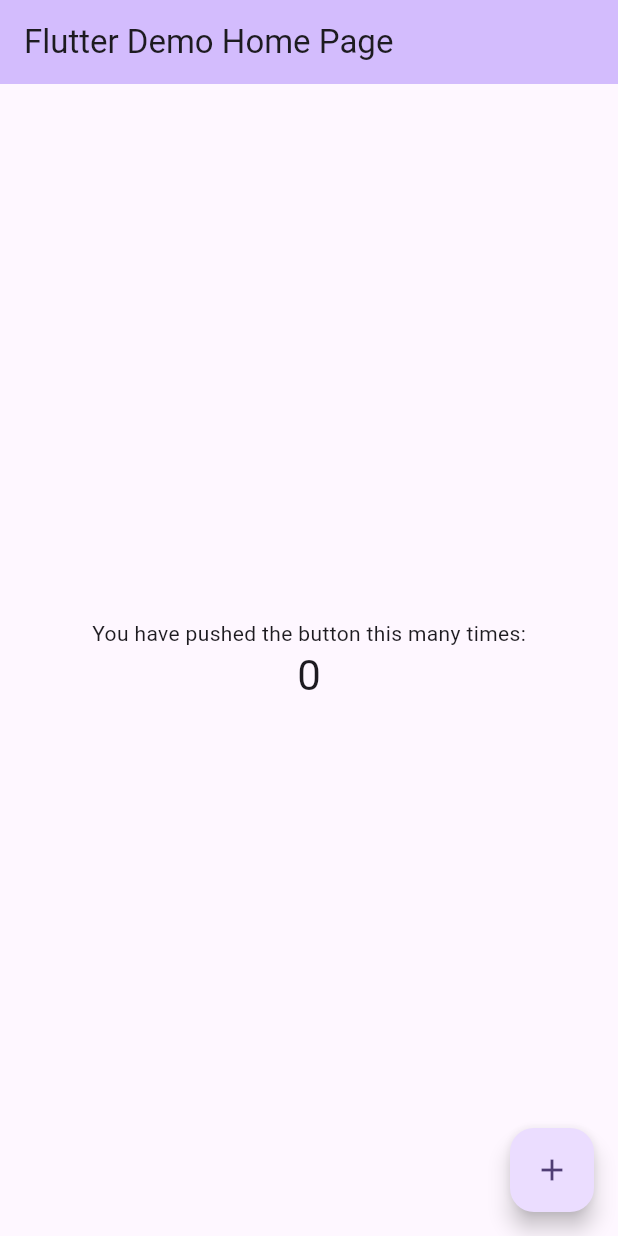
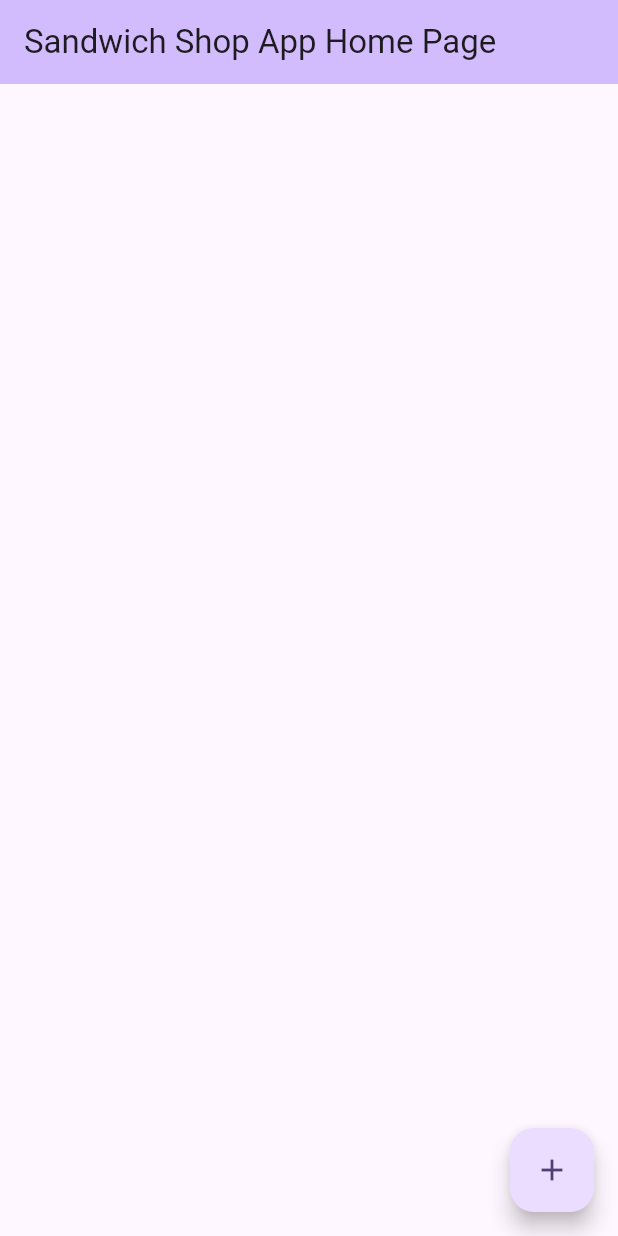
Before and after one commit to Oskar-Wieczorek-2005/first_app, a Flutter app: the screen it shows after launch, on a phone screen of 412 x 824 dp. Run offline on Flutter 3.47's test engine with Material 3 defaults, Android fonts, the phone set to English and light mode, and no system bars.

Commit message:
Started making this into a Sandwich shop

```diff
--- a/lib/main.dart
+++ b/lib/main.dart
@@ -11,7 +11,7 @@ class MyApp extends StatelessWidget {
   @override
   Widget build(BuildContext context) {
     return MaterialApp(
-      title: 'Flutter Demo',
+      title: 'Sandwich Shop App',
       theme: ThemeData(
         // This is the theme of your application.
         //
@@ -30,7 +30,7 @@ class MyApp extends StatelessWidget {
         // tested with just a hot reload.
         colorScheme: ColorScheme.fromSeed(seedColor: Colors.deepPurple),
       ),
-      home: const MyHomePage(title: 'Flutter Demo Home Page'),
+      home: const MyHomePage(title: 'Sandwich Shop App Home Page'),
     );
   }
 }
@@ -103,13 +103,6 @@ class _MyHomePageState extends State<MyHomePage> {
           // action in the IDE, or press "p" in the console), to see the
           // wireframe for each widget.
           mainAxisAlignment: MainAxisAlignment.center,
-          children: <Widget>[
-            const Text('You have pushed the button this many times:'),
-            Text(
-              '$_counter',
-              style: Theme.of(context).textTheme.headlineMedium,
-            ),
-          ],
         ),
       ),
       floatingActionButton: FloatingActionButton(
```
